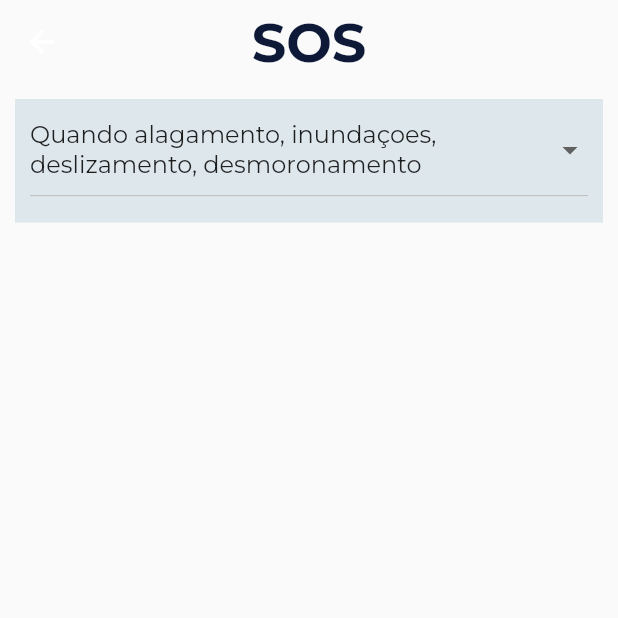
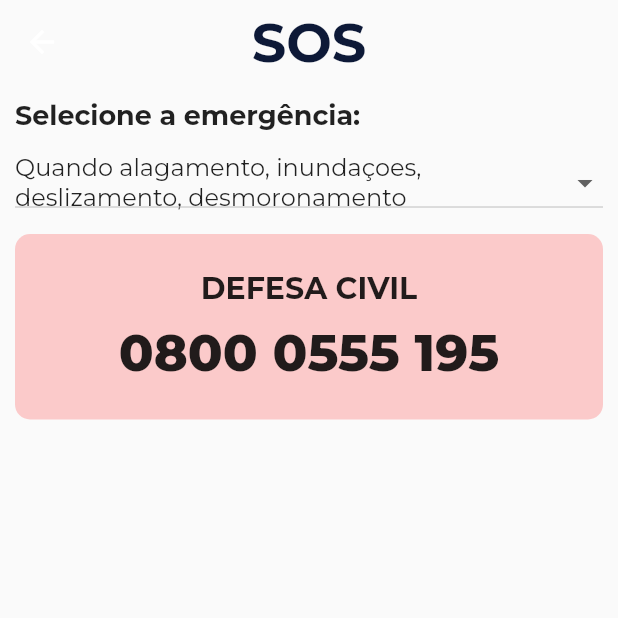
Before and after one commit to vihsantos/sanear, a Flutter app: the Sos screen opened directly, on a phone screen of 412 x 824 dp, the top half of it. Run offline on Flutter 3.47's test engine with Material 2 defaults, Android fonts, the phone set to English and light mode, and no system bars; our stand-ins replace dartz, equatable.

Commit message:
--- criando widget com o contato e o orgão

```diff
--- a/lib/app/presentation/pages/sos/sos.dart
+++ b/lib/app/presentation/pages/sos/sos.dart
@@ -11,8 +11,10 @@ class Sos extends StatefulWidget {
 
 class _SosState extends State<Sos> {
   List<SosModel> dados = [
-    SosModel("DEFESA CIVIL",
-        "Quando alagamento, inundaçoes, deslizamento, desmoronamento", "199"),
+    SosModel(
+        "DEFESA CIVIL",
+        "Quando alagamento, inundaçoes, deslizamento, desmoronamento",
+        "0800 0555 195"),
     SosModel(
         "DEFESA CIVIL", "Quando ocorrência de afogamento, soterramento", "199"),
   ];
@@ -35,18 +37,22 @@ class _SosState extends State<Sos> {
                 fontWeight: FontWeight.bold),
           )),
       body: SafeArea(
-        child: Column(
-          mainAxisAlignment: MainAxisAlignment.start,
-          children: [
-            Container(
-              margin: const EdgeInsets.all(10),
-              padding: const EdgeInsets.all(5),
-              color: const Color.fromARGB(255, 222, 231, 235),
-              height: size.height * 0.1,
-              width: size.width,
-              child: DropdownButton<SosModel>(
-                padding: const EdgeInsets.all(5),
+        child: Padding(
+          padding: const EdgeInsets.all(10),
+          child: Column(
+            mainAxisAlignment: MainAxisAlignment.start,
+            crossAxisAlignment: CrossAxisAlignment.start,
+            children: [
+              const Text(
+                "Selecione a emergência:",
+                style: TextStyle(fontWeight: FontWeight.bold, fontSize: 18),
+              ),
+              const SizedBox(
+                height: 10,
+              ),
+              DropdownButton<SosModel>(
                 isExpanded: true,
+                //dropdownColor: const Color.fromARGB(255, 222, 231, 235),
                 value: dropdownValue,
                 elevation: 0,
                 onChanged: (SosModel? value) {
@@ -61,8 +67,39 @@ class _SosState extends State<Sos> {
                   );
                 }).toList(),
               ),
-            )
-          ],
+              const SizedBox(
+                height: 10,
+              ),
+              Container(
+                width: size.width,
+                height: size.height * 0.15,
+                decoration: const BoxDecoration(
+                    borderRadius: BorderRadius.all(Radius.circular(10)),
+                    color: Color.fromARGB(57, 255, 37, 37)),
+                child: Column(
+                  mainAxisAlignment: MainAxisAlignment.spaceAround,
+                  children: [
+                    const SizedBox(
+                      height: 10,
+                    ),
+                    Text(
+                      dropdownValue.orgao,
+                      style: const TextStyle(
+                          fontWeight: FontWeight.bold, fontSize: 20),
+                    ),
+                    Text(
+                      dropdownValue.contato,
+                      style: const TextStyle(
+                          fontWeight: FontWeight.w900, fontSize: 34),
+                    ),
+                    const SizedBox(
+                      height: 10,
+                    ),
+                  ],
+                ),
+              )
+            ],
+          ),
         ),
       ),
     );
```
